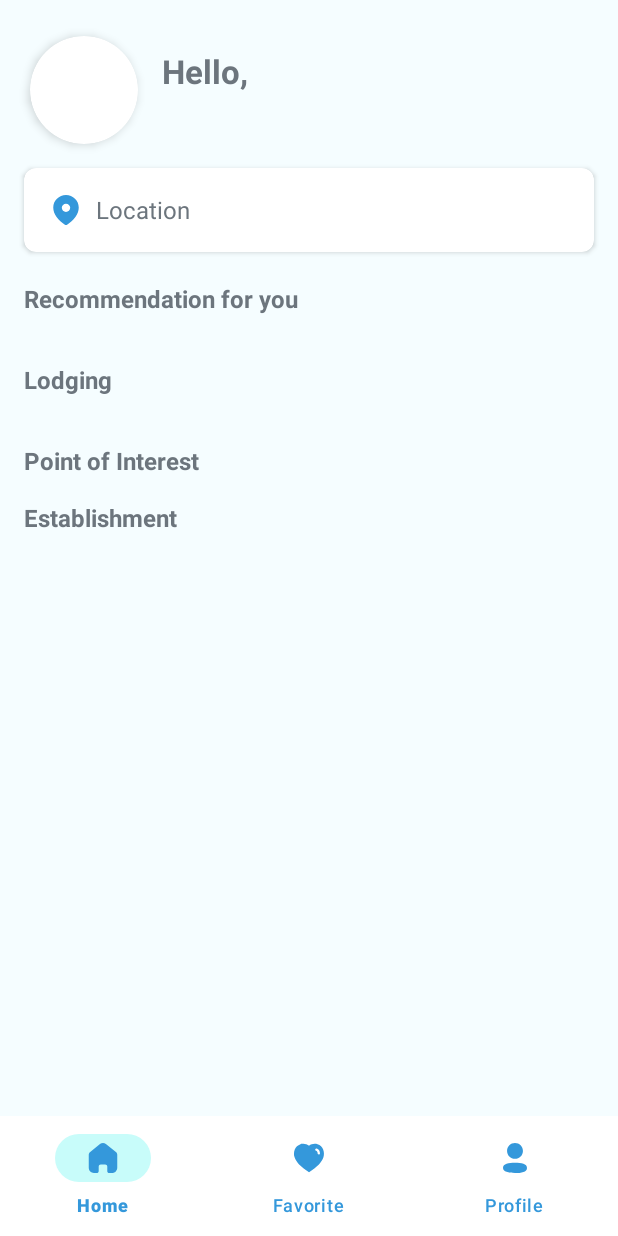
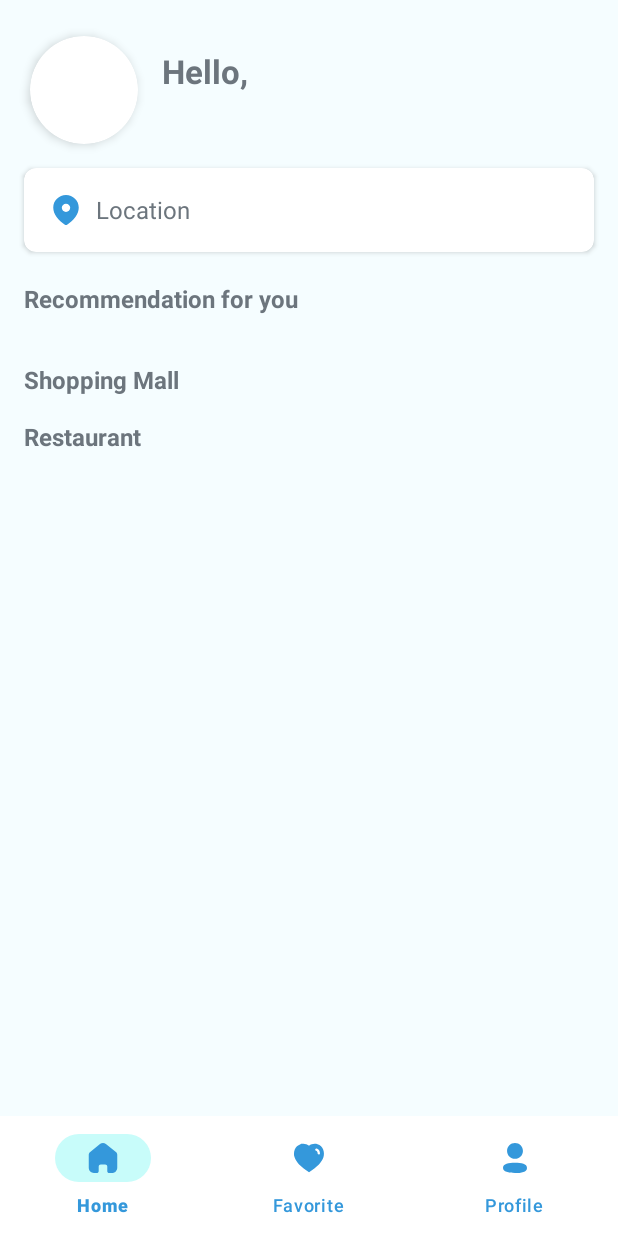
Before and after one commit to Bangkit-Bersama/crowdwisebali, an Android app: the HomeFragment screen opened directly, with no data from a screen before it, on a phone screen of 412 x 824 dp. Run offline under Robolectric (Android 15) with nearby library versions, the phone set to English and light mode, and no system bars; our stand-ins replace Firebase (no records; nobody signed in at launch, a user with empty details on screens opened directly), navigation-ui; pictures from the network do not load.

Commit message:
update ui

```diff
--- a/app/src/main/java/com/bangkit/crowdwisebali/data/local/FavoriteEntity.kt
+++ b/app/src/main/java/com/bangkit/crowdwisebali/data/local/FavoriteEntity.kt
@@ -17,7 +17,7 @@ class FavoriteEntity(
     @ColumnInfo(name = "place_name")
     val name: String? = "",
 
-    @ColumnInfo(name = "google_maps_link")
+    @ColumnInfo(name = "formatted_address")
     val location: String? = null,
 
     @ColumnInfo(name = "rating")
--- a/app/src/main/java/com/bangkit/crowdwisebali/data/pref/SharedPreference.kt
+++ b/app/src/main/java/com/bangkit/crowdwisebali/data/pref/SharedPreference.kt
@@ -35,4 +35,5 @@ class SharedPreferenceManager(private val context: Context) {
             onTokenReceived(null)
         }
     }
+
 }
--- a/app/src/main/java/com/bangkit/crowdwisebali/data/remote/response/RecommendationResponse.kt
+++ b/app/src/main/java/com/bangkit/crowdwisebali/data/remote/response/RecommendationResponse.kt
@@ -22,6 +22,9 @@ data class SearchResultItem(
 
 	@field:SerializedName("google_maps_link")
 	val googleMapsLink: String? = null,
+
+	@field:SerializedName("formatted_address")
+	val formattedAddress: String? = null,
 
 	@field:SerializedName("place_name")
 	val placeName: String? = null,
--- a/app/src/main/java/com/bangkit/crowdwisebali/ui/home/HomeAdapter.kt
+++ b/app/src/main/java/com/bangkit/crowdwisebali/ui/home/HomeAdapter.kt
@@ -18,7 +18,7 @@ class HomeAdapter(private val onClick: (SearchResultItem) -> Unit) :
     class HomeViewHolder(private val binding: ItemHomeBinding) : RecyclerView.ViewHolder(binding.root) {
         fun bind(response: SearchResultItem, onClick: (SearchResultItem) -> Unit) {
             binding.tvDestName.text = response.placeName
-            binding.tvDestLoc.text = response.googleMapsLink
+            binding.tvDestLoc.text = response.formattedAddress
             binding.rating.text = response.rating?.toString() ?: "0"
             binding.userCount.text = "(${response.userRatingCount ?: 0})"
 
--- a/app/src/main/java/com/bangkit/crowdwisebali/ui/home/HomeFragment.kt
+++ b/app/src/main/java/com/bangkit/crowdwisebali/ui/home/HomeFragment.kt
@@ -56,12 +56,20 @@ class HomeFragment : Fragment() {
         profilePicture = view.findViewById(R.id.profile_picture)
         name = view.findViewById(R.id.name)
 
+
         val user = FirebaseAuth.getInstance().currentUser
         user?.let {
             name.text = it.displayName
             it.photoUrl?.let { photoUrl ->
                 Glide.with(this).load(photoUrl).into(profilePicture)
             }
+        }
+
+        val currentUser = FirebaseAuth.getInstance().currentUser
+        if (currentUser != null) {
+            // Lanjutkan proses
+        } else {
+            Log.e("HomeFragment", "User is not logged in")
         }
 
         fusedLocationClient = LocationServices.getFusedLocationProviderClient(requireContext())
@@ -97,7 +105,7 @@ class HomeFragment : Fragment() {
         binding.rvRecommendation.isNestedScrollingEnabled = true
 
         // Fix the mistake with setting adapter for other RecyclerViews
-        binding.rvLodging.layoutManager = LinearLayoutManager(context, LinearLayoutManager.HORIZONTAL, false)
+//        binding.rvLodging.layoutManager = LinearLayoutManager(context, LinearLayoutManager.HORIZONTAL, false)
         binding.rvPointOfInterest.layoutManager = LinearLayoutManager(context, LinearLayoutManager.HORIZONTAL, false)
         binding.rvEstablishment.layoutManager = LinearLayoutManager(context, LinearLayoutManager.HORIZONTAL, false)
 
@@ -108,13 +116,13 @@ class HomeFragment : Fragment() {
             binding.rvRecommendation.adapter = homeAdapter
 
             // Use proper adapter for each RecyclerView
-            lodgingAdapter.submitList(groupedData["lodging"])
-            binding.rvLodging.adapter = lodgingAdapter
+//            lodgingAdapter.submitList(groupedData["lodging"])
+//            binding.rvLodging.adapter = lodgingAdapter
 
-            poiAdapter.submitList(groupedData["point_of_interest"])
+            poiAdapter.submitList(groupedData["shopping_mall"])
             binding.rvPointOfInterest.adapter = poiAdapter
 
-            establishmentAdapter.submitList(groupedData["establishment"])
+            establishmentAdapter.submitList(groupedData["restaurant"])
             binding.rvEstablishment.adapter = establishmentAdapter
         }
 
--- a/app/src/main/res/layout/fragment_home.xml
+++ b/app/src/main/res/layout/fragment_home.xml
@@ -127,31 +127,31 @@
             app:layout_constraintStart_toStartOf="parent"
             app:layout_constraintTop_toBottomOf="@+id/tv_titleRecommendation" />
 
-        <TextView
-            android:id="@+id/objectDest"
-            android:layout_width="match_parent"
-            android:layout_height="wrap_content"
-            android:layout_marginTop="16dp"
-            android:layout_marginStart="16dp"
-            android:layout_marginEnd="16dp"
-            android:text="@string/lodging"
-            android:textSize="16sp"
-            android:textStyle="bold"
-            android:textColor="@color/gray"
-            app:layout_constraintEnd_toEndOf="parent"
-            app:layout_constraintStart_toStartOf="parent"
-            app:layout_constraintTop_toBottomOf="@+id/rv_recommendation" />
+<!--        <TextView-->
+<!--            android:id="@+id/objectDest"-->
+<!--            android:layout_width="match_parent"-->
+<!--            android:layout_height="wrap_content"-->
+<!--            android:layout_marginTop="16dp"-->
+<!--            android:layout_marginStart="16dp"-->
+<!--            android:layout_marginEnd="16dp"-->
+<!--            android:text="@string/lodging"-->
+<!--            android:textSize="16sp"-->
+<!--            android:textStyle="bold"-->
+<!--            android:textColor="@color/gray"-->
+<!--            app:layout_constraintEnd_toEndOf="parent"-->
+<!--            app:layout_constraintStart_toStartOf="parent"-->
+<!--            app:layout_constraintTop_toBottomOf="@+id/rv_recommendation" />-->
 
-        <androidx.recyclerview.widget.RecyclerView
-            android:id="@+id/rv_Lodging"
-            android:layout_width="0dp"
-            android:layout_height="wrap_content"
-            android:layout_marginTop="16dp"
-            android:layout_marginStart="16dp"
-            android:layout_marginEnd="16dp"
-            app:layout_constraintEnd_toEndOf="parent"
-            app:layout_constraintStart_toStartOf="parent"
-            app:layout_constraintTop_toBottomOf="@+id/objectDest" />
+<!--        <androidx.recyclerview.widget.RecyclerView-->
+<!--            android:id="@+id/rv_Lodging"-->
+<!--            android:layout_width="0dp"-->
+<!--            android:layout_height="wrap_content"-->
+<!--            android:layout_marginTop="16dp"-->
+<!--            android:layout_marginStart="16dp"-->
+<!--            android:layout_marginEnd="16dp"-->
+<!--            app:layout_constraintEnd_toEndOf="parent"-->
+<!--            app:layout_constraintStart_toStartOf="parent"-->
+<!--            app:layout_constraintTop_toBottomOf="@+id/objectDest" />-->
 
         <TextView
             android:id="@+id/objectDest2"
@@ -166,7 +166,7 @@
             android:textStyle="bold"
             app:layout_constraintEnd_toEndOf="parent"
             app:layout_constraintStart_toStartOf="parent"
-            app:layout_constraintTop_toBottomOf="@+id/rv_Lodging" />
+            app:layout_constraintTop_toBottomOf="@+id/rv_recommendation" />
 
         <androidx.recyclerview.widget.RecyclerView
             android:id="@+id/rv_PointOfInterest"
--- a/app/src/main/res/values/strings.xml
+++ b/app/src/main/res/values/strings.xml
@@ -44,8 +44,8 @@
     <string name="titleListObject">Object Destination</string>
     <string name="titleRecommendation">Recommendation for you</string>
     <string name="lodging">Lodging</string>
-    <string name="poi">Point of Interest</string>
-    <string name="ens">Establishment</string>
+    <string name="poi">Shopping Mall</string>
+    <string name="ens">Restaurant</string>
     <string name="hello">Hello,</string>
     <string name="location">Location</string>
 
```
Also changed, not shown: 1 other file.
